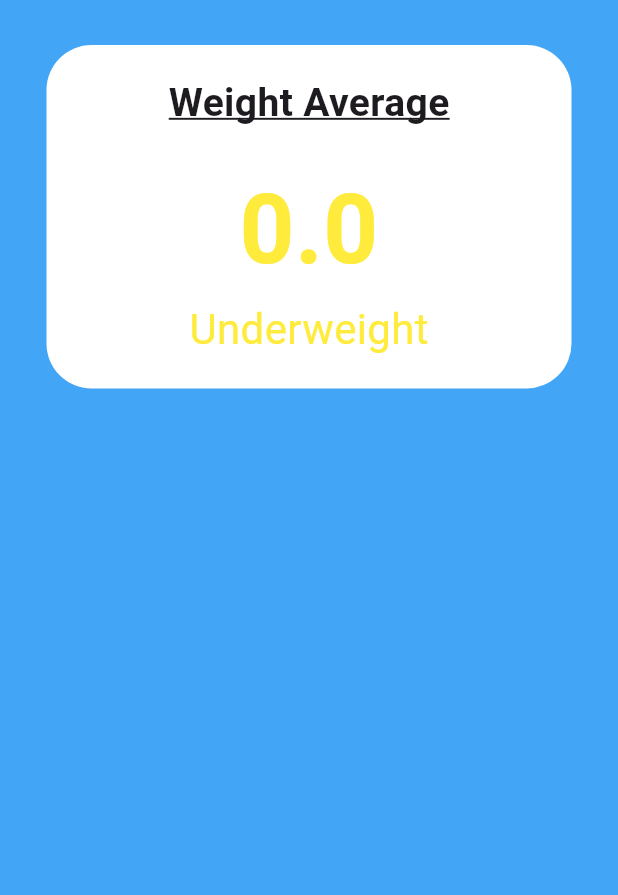
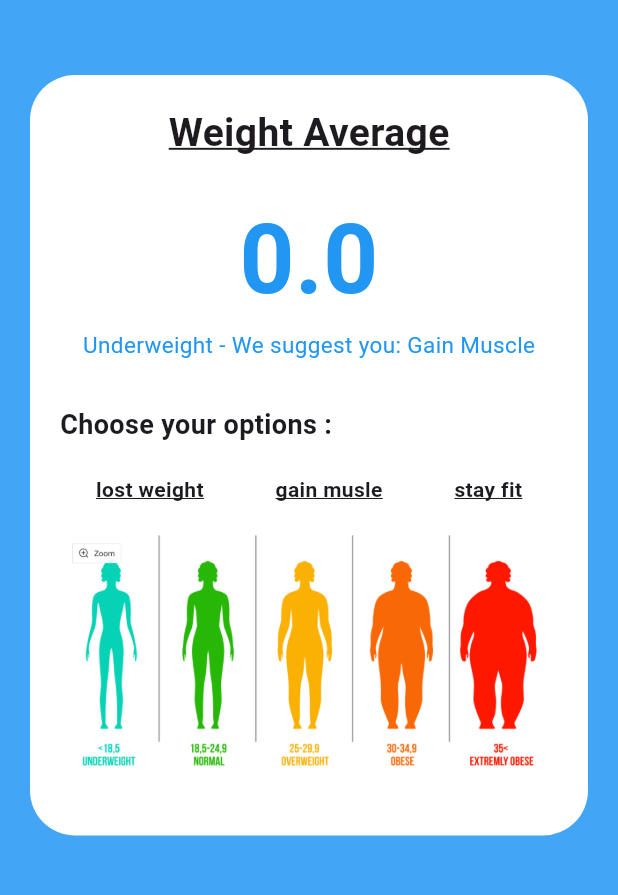
Before and after one commit to piseyKhenchandara/FitGo-flutter-final-project, a Flutter app: the WeightAvgPage screen opened by its route, on a phone screen of 412 x 824 dp, the part 105-1000 px from its top. Run offline on Flutter 3.47's test engine with Material 3 defaults, Android fonts, the phone set to English and light mode, and no system bars; our stand-ins replace go_router, image_picker.

Commit message:
Update average weight logic, adjust UI, and remove snackbar widget

```diff
--- a/fit_go/lib/data/avg_weight.dart
+++ b/fit_go/lib/data/avg_weight.dart
@@ -9,30 +9,28 @@ class AvgWeight {
     required this.avgWeight,
     required this.comment,
     required this.color,
-    });
+  });
 }
 
 List<AvgWeight> avgList = [
   AvgWeight(
-    avgWeight: 18.4,
-    comment: "Underweight",
-    color: Colors.yellow
+    avgWeight: 18.5,
+    comment: "Underweight - We suggest you: Gain Muscle", // < 18.5
+    color: Colors.blue
   ),
   AvgWeight(
     avgWeight: 24.9,
-    comment: "Healthy weight",
+    comment: "Healthy weight - We suggest you: Stay Fit", // 18.5 - 24.9
     color: Colors.green
   ),
   AvgWeight(
-    avgWeight: 25,
-    comment: "Overweight",
-    color: Colors.yellow
-
+    avgWeight: 29.9,
+    comment: "Overweight - We suggest you: Lose Weight", // 25 - 29.9
+    color: Colors.orange
   ),
   AvgWeight(
     avgWeight: 30,
-    comment: "Obese",
+    comment: "Obese - We suggest you: Lose Weight", // 30+
     color: Colors.red
   ),
-
 ];
--- a/fit_go/lib/ui/setup/weight_avg_page.dart
+++ b/fit_go/lib/ui/setup/weight_avg_page.dart
@@ -55,8 +55,9 @@ class _WeightAvgPageState extends State<WeightAvgPage> {
               child: Center(
                 child: SingleChildScrollView(
                   child: Container(
-                    width: 350,
+                    width: 450,
                     padding: const EdgeInsets.all(20),
+                    margin: EdgeInsets.all(20),
                     decoration: BoxDecoration(
                       color: Colors.white,
                       borderRadius: BorderRadius.circular(30),
@@ -88,8 +89,58 @@ class _WeightAvgPageState extends State<WeightAvgPage> {
                         Text(
                           selectedAvgWeight.comment,
                           style: TextStyle(
-                              color: selectedAvgWeight.color, fontSize: 28),
+                            color: selectedAvgWeight.color,
+                            fontSize: 15,
+                          ),
                         ),
+
+                        const SizedBox(height: 30),
+
+                        const Align(
+                          alignment: Alignment.centerLeft,
+                          child: Text(
+                            'Choose your options :',
+                            style: TextStyle(
+                              fontSize: 18,
+                              fontWeight: FontWeight.bold,
+                            ),
+                          ),
+                        ),
+
+                        const SizedBox(height: 20),
+                        Row(
+                          mainAxisAlignment: MainAxisAlignment.spaceAround,
+                          children: [
+                            Text(
+                              'lost weight',
+                              style: TextStyle(
+                                decoration: TextDecoration.underline,
+                                height: 1.5,
+                                fontWeight: FontWeight.bold
+                              ),
+                            ),
+
+                            Text(
+                              'gain musle',
+                              style: TextStyle(
+                                decoration: TextDecoration.underline,
+                                height: 1.5,
+                                fontWeight: FontWeight.bold
+                              ),
+                            ),
+
+                            Text(
+                              'stay fit',
+                              style: TextStyle(
+                                decoration: TextDecoration.underline,
+                                height: 1.5,
+                                fontWeight: FontWeight.bold
+                              ),
+                            ),
+                          ],
+
+                        ),
+                        Image.asset('assets/bmi/bmi.png', width: double.infinity, height: 200, fit: BoxFit.contain,)
                       ],
                     ),
                   ),
--- a/fit_go/lib/widgets/snackbar.dart
+++ /dev/null
@@ -1,14 +0,0 @@
-import 'package:flutter/material.dart';
-
-class Snackbar extends StatelessWidget {
-  const Snackbar({super.key});
-
-  @override
-  Widget build(BuildContext context) {
-    return Container(
-      child:ScaffoldMessenger.of(context).showSnackBar(
-                      const SnackBar(content: Text('Please select a gender')),
-                    );
-    );
-  }
-}
--- a/fit_go/pubspec.yaml
+++ b/fit_go/pubspec.yaml
@@ -67,6 +67,7 @@ flutter:
     - assets/images/
     - assets/icons/
     - assets/arms/
+    - assets/bmi/
   #   - images/a_dot_ham.jpeg
 
   # An image asset can refer to one or more resolution-specific "variants", see
```
Also changed, not shown: fit_go/assets/bmi/bmi.png (added).
